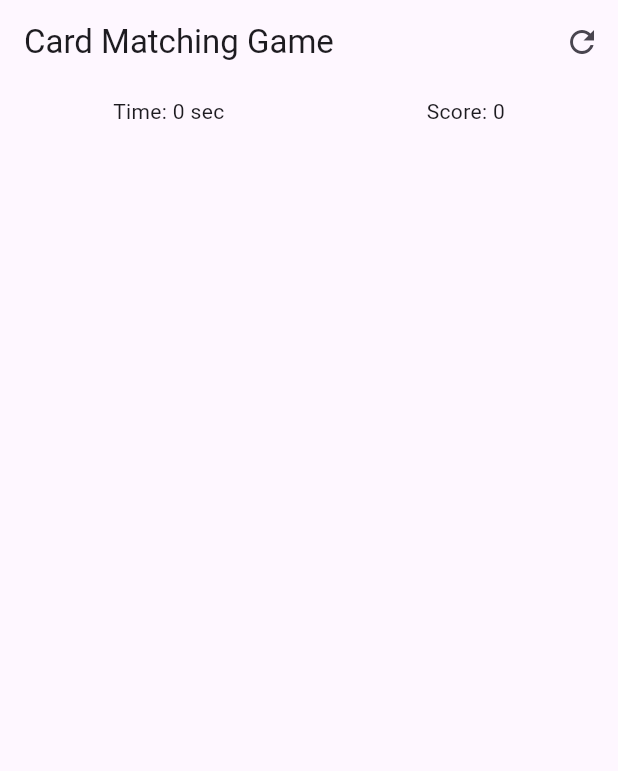
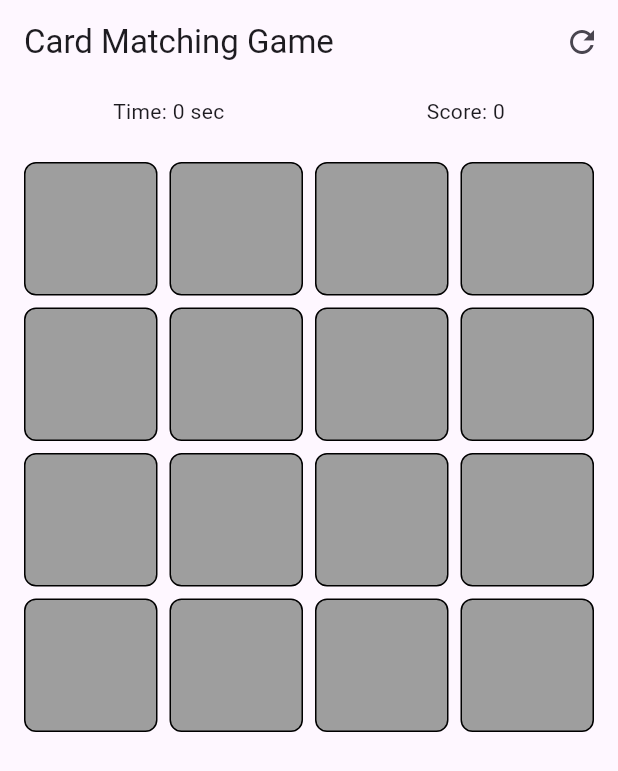
Before and after one commit to abigailsheldon/hw03, a Flutter app: the first screen one second after launch, on a phone screen of 412 x 824 dp. Shown: the top 771 px of the screen. Run offline on Flutter 3.47's test engine with Material 3 defaults, Android fonts, the phone set to English and light mode, and no system bars.

Commit message:
Adds more game logic and some images of my dog for the card backgrounds, there is a bug with the matching but I am working on it

```diff
--- a/hw03/lib/main.dart
+++ b/hw03/lib/main.dart
@@ -25,16 +25,28 @@ class GameProvider extends ChangeNotifier {
   int get timeElapsed => _timeElapsed;
   int get score => _score;
 
-\  GameProvider() {
+  GameProvider() {
     _initializeGame();
   }
 
   /* Creates pairs of cards, shuffles, resets timer and score */
   void _initializeGame() {
-    // Example: Create 8 pairs for a 4x4 grid
-    List<String> contents = List.generate(8, (index) => 'Item $index');
+    // Create 8 pairs for a 4x4 grid
+    //List<String> contents = List.generate(8, (index) => 'Item $index');
+
+    List<String> imagePaths = [
+      'lib/assets/images/dog1.png',
+      'lib/assets/images/dog2.png',
+      'lib/assets/images/dog3.png',
+      'lib/assets/images/dog4.png',
+      'lib/assets/images/dog5.png',
+      'lib/assets/images/dog6.png',
+      'lib/assets/images/dog7.png',
+      'lib/assets/images/dog8.png',
+    ];
+
     // Duplicate each item for a pair
-    List<String> pairedContents = List.from(contents)..addAll(contents);
+    List<String> pairedContents = List.from(imagePaths)..addAll(imagePaths);
     pairedContents.shuffle();
 
     _cards = pairedContents
@@ -119,6 +131,7 @@ class GameProvider extends ChangeNotifier {
     _initializeGame();
   }
 }
+
 void main() {
   runApp(
     ChangeNotifierProvider(
@@ -199,7 +212,68 @@ class GameScreen extends StatelessWidget {
 
 /* Represents each individual card */
 class CardWidget extends StatelessWidget {
-  final int index; // Index of the card in the list
+  final int index;
   const CardWidget({super.key, required this.index});
 
+  // Helper function to get number for card
+  String _extractNumber(String assetPath) {
+    final RegExp regex = RegExp(r'\d+');
+    final match = regex.firstMatch(assetPath);
+    return match?.group(0) ?? '';
+  }
+
+  @override
+  Widget build(BuildContext context) {
+    final gameProvider = Provider.of<GameProvider>(context);
+    final card = gameProvider.cards[index];
+
+    return GestureDetector(
+      // On tap (card), call flipCard
+      onTap: () => gameProvider.flipCard(index),
+      child: AnimatedContainer(
+        // For flip animation
+        duration: const Duration(milliseconds: 300),
+        curve: Curves.easeInOut,
+        decoration: BoxDecoration(
+          // When the card is face-up or matched, no background color is applied
+          color: card.isFaceUp || card.isMatched ? Colors.transparent : Colors.grey,
+          borderRadius: BorderRadius.circular(8.0),
+          border: Border.all(color: Colors.black),
+        ),
+        alignment: Alignment.center,
+        child: card.isFaceUp || card.isMatched
+            ? Stack(
+                children: [
+                  // Image as card background
+                  ClipRRect(
+                    borderRadius: BorderRadius.circular(8.0),
+                    child: Image.asset(
+                      card.content,
+                      fit: BoxFit.cover,
+                      width: double.infinity,
+                      height: double.infinity,
+                    ),
+                  ),
+                  // Overlay number
+                  Center(
+                    child: Container(
+                      padding: const EdgeInsets.all(4.0),
+                      color: Colors.black54,
+                      child: Text(
+                        _extractNumber(card.content),
+                        style: const TextStyle(
+                          fontSize: 24,
+                          fontWeight: FontWeight.bold,
+                          color: Colors.white,
+                        ),
+                      ),
+                    ),
+                  ),
+                ],
+              )
+            // When face-down, empty widget (grey bg)
+            : const SizedBox.shrink(),
+      ),
+    );
+  }
 }
```
Also changed, not shown: hw03/pubspec.yaml (+11 -1 lines), 8 other files.
